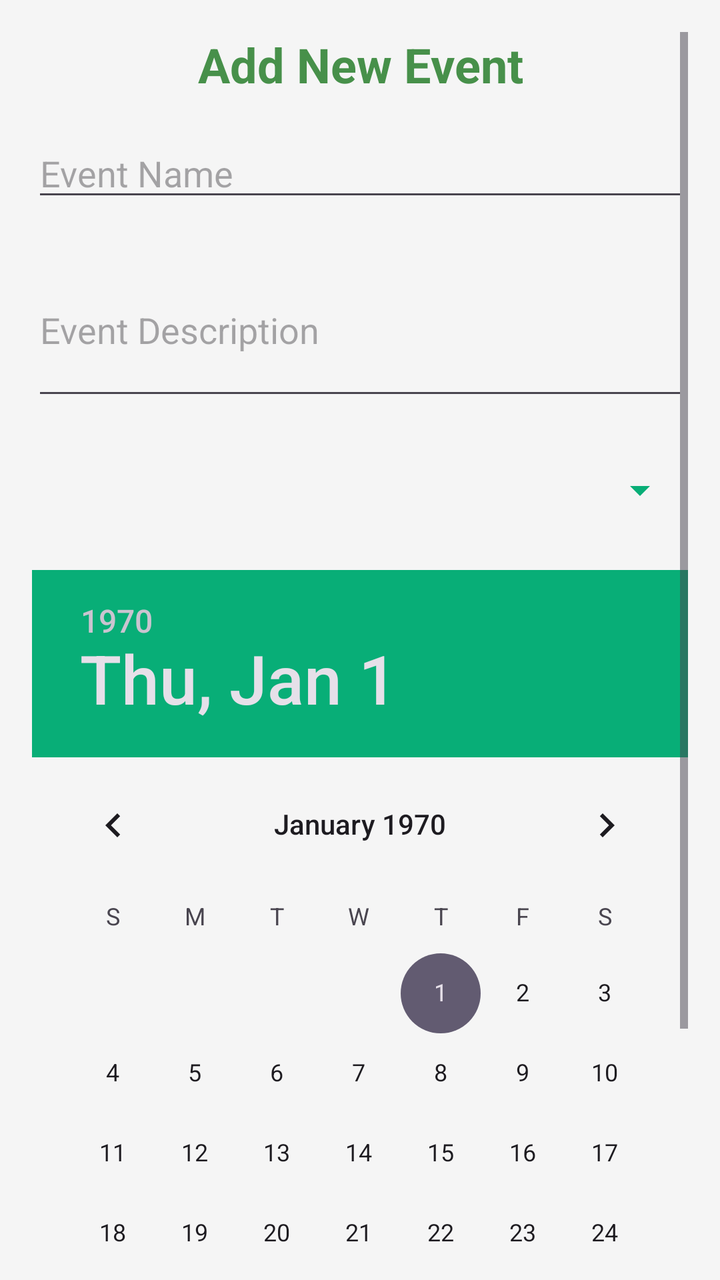
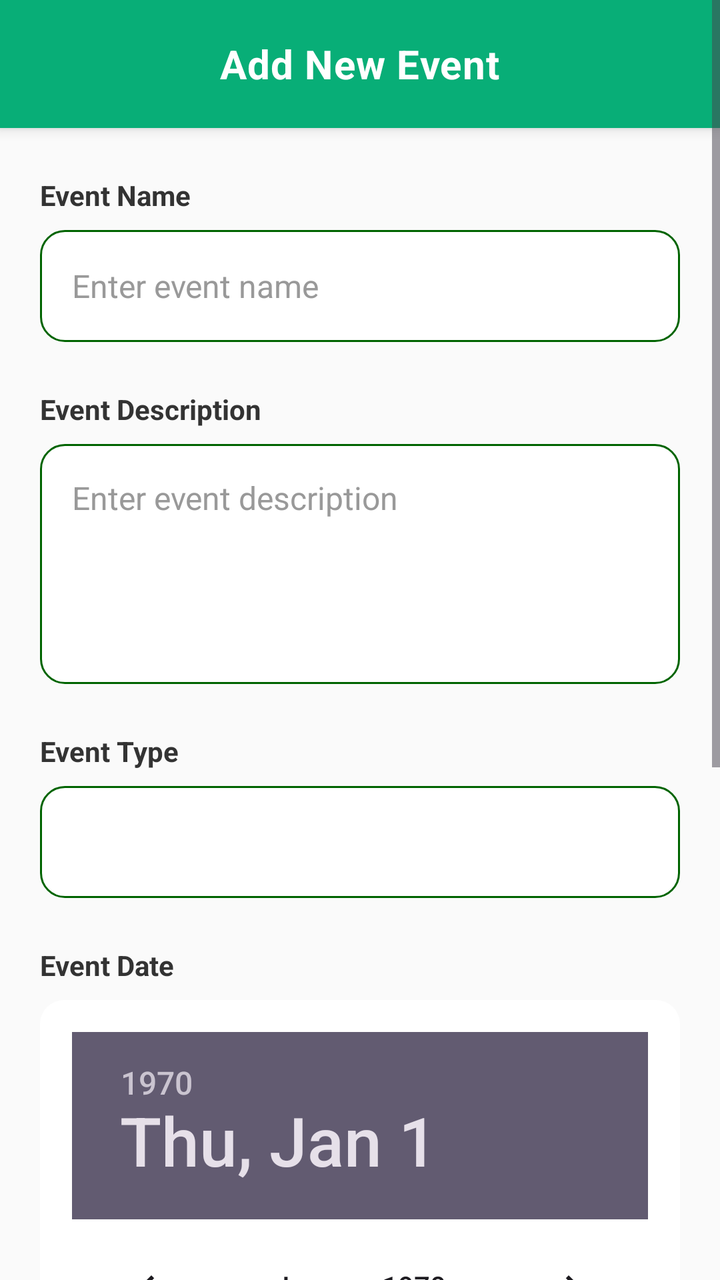

An Android layout rendered at two revisions. The XML below is the earlier revision; the diff shows what the commit changed to produce the second picture.
<!-- AndroidManifest.xml: application theme Theme.WILPROJECT -->
<!-- res/layout/event_dialog.xml -->
<?xml version="1.0" encoding="utf-8"?>
<ScrollView xmlns:android="http://schemas.android.com/apk/res/android"
    xmlns:tools="http://schemas.android.com/tools"
    android:layout_width="match_parent"
    android:layout_height="match_parent"
    android:background="#F5F5F5"
    android:padding="16dp"
    tools:context=".CalendarPage">

    <LinearLayout
        android:layout_width="match_parent"
        android:layout_height="wrap_content"
        android:orientation="vertical">

        <TextView
            android:id="@+id/textView"
            android:layout_width="match_parent"
            android:layout_height="wrap_content"
            android:layout_marginBottom="16dp"
            android:gravity="center"
            android:text="Add New Event"
            android:textColor="#47904A"
            android:textSize="24sp"
            android:textStyle="bold" />

        <EditText
            android:id="@+id/eventNameEditText"
            android:layout_width="match_parent"
            android:layout_height="wrap_content"
            android:layout_marginBottom="16dp"
            android:hint="Event Name"
            android:inputType="text" />

        <EditText
            android:id="@+id/eventDescriptionEditText"
            android:layout_width="match_parent"
            android:layout_height="wrap_content"
            android:layout_marginBottom="16dp"
            android:hint="Event Description"
            android:inputType="textMultiLine"
            android:minLines="3" />

        <Spinner
            android:id="@+id/eventTypeSpinner"
            android:layout_width="match_parent"
            android:layout_height="wrap_content"
            android:layout_marginBottom="16dp"
            android:backgroundTint="#08AE77"
            android:minHeight="48dp" />

        <DatePicker
            android:id="@+id/eventDatePicker"
            android:layout_width="wrap_content"
            android:layout_height="wrap_content"
            android:layout_gravity="center_horizontal"
            android:layout_marginBottom="16dp"
            android:headerBackground="#08AE77" />

        <Button
            android:id="@+id/saveEventButton"
            android:layout_width="match_parent"
            android:layout_height="wrap_content"
            android:backgroundTint="#08AE77"
            android:text="Save Event"
            android:textColor="@android:color/white" />

    </LinearLayout>

</ScrollView>
<!-- resources referenced by this layout -->
<resources>
  <style name="Theme.WILPROJECT" parent="Base.Theme.WILPROJECT" />
  <style name="Base.Theme.WILPROJECT" parent="Theme.Material3.DayNight.NoActionBar">
          
          
      </style>
</resources>

<!-- the commit's change to res/layout/event_dialog.xml (unified diff, before → after) -->
@@ -1,10 +1,9 @@
-<?xml version="1.0" encoding="utf-8"?>
 <ScrollView xmlns:android="http://schemas.android.com/apk/res/android"
     xmlns:tools="http://schemas.android.com/tools"
-    android:layout_width="match_parent"
+    xmlns:app="http://schemas.android.com/apk/res-auto"  android:layout_width="match_parent"
     android:layout_height="match_parent"
-    android:background="#F5F5F5"
-    android:padding="16dp"
+    android:background="#FAFAFA"
+    android:fillViewport="true"
     tools:context=".CalendarPage">
 
     <LinearLayout
@@ -12,58 +11,139 @@
         android:layout_height="wrap_content"
         android:orientation="vertical">
 
-        <TextView
-            android:id="@+id/textView"
+        
+        <RelativeLayout
+            android:layout_width="match_parent"
+            android:layout_height="64dp"
+            android:background="@color/green"
+            android:elevation="4dp"
+            android:paddingHorizontal="16dp">
+
+            <TextView
+                android:layout_width="wrap_content"
+                android:layout_height="wrap_content"
+                android:layout_centerInParent="true"
+                android:text="Add New Event"
+                android:textColor="@android:color/white"
+                android:textSize="20sp"
+                android:textStyle="bold"
+                android:letterSpacing="0.02" />
+
+        </RelativeLayout>
+
+        
+        <LinearLayout
             android:layout_width="match_parent"
             android:layout_height="wrap_content"
-            android:layout_marginBottom="16dp"
-            android:gravity="center"
-            android:text="Add New Event"
-            android:textColor="#47904A"
-            android:textSize="24sp"
-            android:textStyle="bold" />
+            android:orientation="vertical"
+            android:paddingHorizontal="20dp"
+            android:paddingVertical="24dp">
 
-        <EditText
-            android:id="@+id/eventNameEditText"
-            android:layout_width="match_parent"
-            android:layout_height="wrap_content"
-            android:layout_marginBottom="16dp"
-            android:hint="Event Name"
-            android:inputType="text" />
+            
+            <TextView
+                android:layout_width="match_parent"
+                android:layout_height="wrap_content"
+                android:text="Event Name"
+                android:textColor="#333333"
+                android:textSize="14sp"
+                android:textStyle="bold"
+                android:layout_marginBottom="8dp" />
 
-        <EditText
-            android:id="@+id/eventDescriptionEditText"
-            android:layout_width="match_parent"
-            android:layout_height="wrap_content"
-            android:layout_marginBottom="16dp"
-            android:hint="Event Description"
-            android:inputType="textMultiLine"
-            android:minLines="3" />
+            <EditText
+                android:id="@+id/eventNameEditText"
+                android:layout_width="match_parent"
+                android:layout_height="56dp"
+                android:layout_marginBottom="24dp"
+                android:paddingHorizontal="16dp"
+                android:background="@drawable/edit_shape"
+                android:hint="Enter event name"
+                android:textColor="#333333"
+                android:textColorHint="#999999"
+                android:textSize="16sp"
+                android:inputType="text" />
 
-        <Spinner
-            android:id="@+id/eventTypeSpinner"
-            android:layout_width="match_parent"
-            android:layout_height="wrap_content"
-            android:layout_marginBottom="16dp"
-            android:backgroundTint="#08AE77"
-            android:minHeight="48dp" />
+            
+            <TextView
+                android:layout_width="match_parent"
+                android:layout_height="wrap_content"
+                android:text="Event Description"
+                android:textColor="#333333"
+                android:textSize="14sp"
+                android:textStyle="bold"
+                android:layout_marginBottom="8dp" />
 
-        <DatePicker
-            android:id="@+id/eventDatePicker"
-            android:layout_width="wrap_content"
-            android:layout_height="wrap_content"
-            android:layout_gravity="center_horizontal"
-            android:layout_marginBottom="16dp"
-            android:headerBackground="#08AE77" />
+            <EditText
+                android:id="@+id/eventDescriptionEditText"
+                android:layout_width="match_parent"
+                android:layout_height="120dp"
+                android:layout_marginBottom="24dp"
+                android:paddingHorizontal="16dp"
+                android:paddingVertical="16dp"
+                android:background="@drawable/edit_shape"
+                android:gravity="top"
+                android:hint="Enter event description"
+                android:textColor="#333333"
+                android:textColorHint="#999999"
+                android:textSize="16sp"
+                android:inputType="textMultiLine"
+                android:minLines="4" />
 
-        <Button
-            android:id="@+id/saveEventButton"
-            android:layout_width="match_parent"
-            android:layout_height="wrap_content"
-            android:backgroundTint="#08AE77"
-            android:text="Save Event"
-            android:textColor="@android:color/white" />
+            
+            <TextView
+                android:layout_width="match_parent"
+                android:layout_height="wrap_content"
+                android:text="Event Type"
+                android:textColor="#333333"
+                android:textSize="14sp"
+                android:textStyle="bold"
+                android:layout_marginBottom="8dp" />
 
+            <Spinner
+                android:id="@+id/eventTypeSpinner"
+                android:layout_width="match_parent"
+                android:layout_height="56dp"
+                android:layout_marginBottom="24dp"
+                android:background="@drawable/edit_shape"
+                android:paddingHorizontal="12dp"
+                android:minHeight="48dp" />
+
+            
+            <TextView
+                android:layout_width="match_parent"
+                android:layout_height="wrap_content"
+                android:text="Event Date"
+                android:textColor="#333333"
+                android:textSize="14sp"
+                android:textStyle="bold"
+                android:layout_marginBottom="8dp" />
+
+            <LinearLayout
+                android:layout_width="match_parent"
+                android:layout_height="wrap_content"
+                android:background="@drawable/bg_card"
+                android:padding="16dp"
+                android:layout_marginBottom="24dp">
+
+                <DatePicker
+                    android:id="@+id/eventDatePicker"
+                    android:layout_width="wrap_content"
+                    android:layout_height="wrap_content"
+                    android:layout_gravity="center_horizontal" />
+
+            </LinearLayout>
+
+            
+            <Button
+                android:id="@+id/saveEventButton"
+                android:layout_width="match_parent"
+                android:layout_height="56dp"
+                android:background="@drawable/bg_primary_button"
+                android:text="Save Event"
+                android:textColor="@android:color/white"
+                android:textSize="16sp"
+                android:textStyle="bold"
+                app:backgroundTint="@null"  />
+
+        </LinearLayout>
     </LinearLayout>
-
 </ScrollView>
<!-- resource entries referenced after the edit -->
@@ -1,6 +1,27 @@
 <!-- resources referenced by this layout -->
 <resources>
+  <color name="green">#08AE77</color>
+  <!-- drawable bg_card (drawable) -->
+  <?xml version="1.0" encoding="utf-8"?>
+  <shape xmlns:android="http://schemas.android.com/apk/res/android">
+      <solid android:color="@android:color/white" />
+      <corners android:radius="12dp" />
+  </shape>
+  <!-- drawable bg_primary_button (drawable) -->
+  <?xml version="1.0" encoding="utf-8"?>
+  <shape xmlns:android="http://schemas.android.com/apk/res/android">
+      <solid android:color="@color/green" />
+      <corners android:radius="12dp" />
+  </shape>
+  <!-- drawable edit_shape (drawable) -->
+  <?xml version="1.0" encoding="utf-8"?>
+  <shape xmlns:android="http://schemas.android.com/apk/res/android">
+      <solid android:color="@android:color/white" />
+      <corners android:radius="12dp" />
+      <stroke android:width="1dp" android:color="@color/dark_green" />
+  </shape>
   <style name="Theme.WILPROJECT" parent="Base.Theme.WILPROJECT" />
+  <color name="dark_green">#006400</color>
   <style name="Base.Theme.WILPROJECT" parent="Theme.Material3.DayNight.NoActionBar">
           
           
